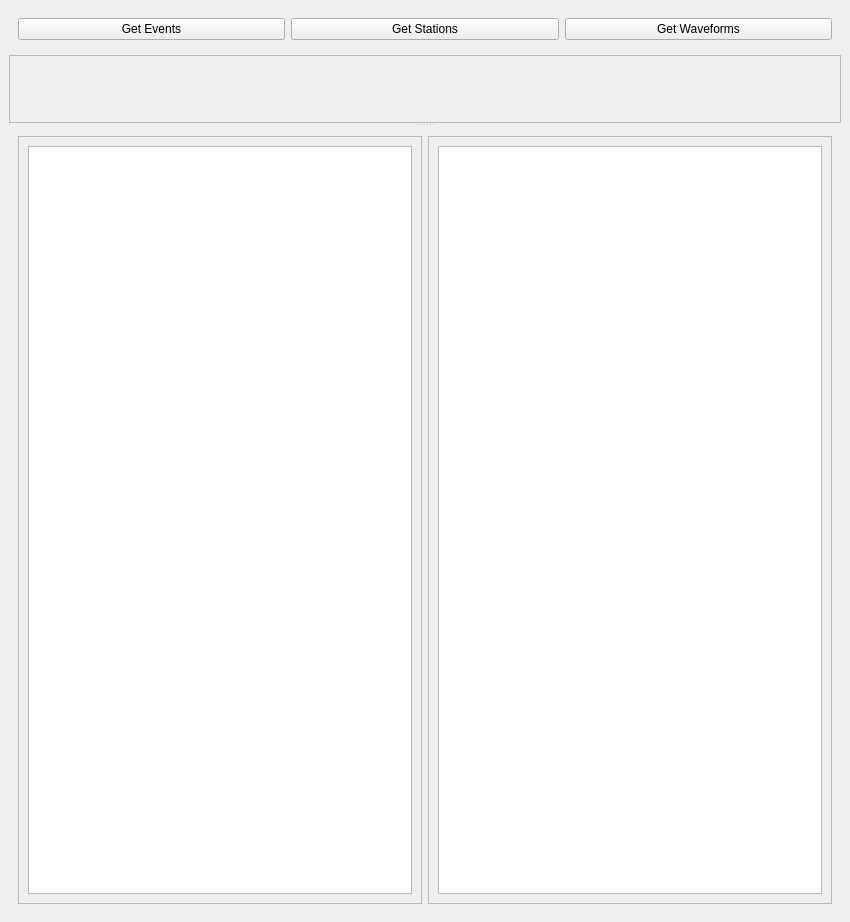
Before: the Qt Designer form pyweed/MainWindow.ui in iris-edu/pyweed, drawn with Qt 5.
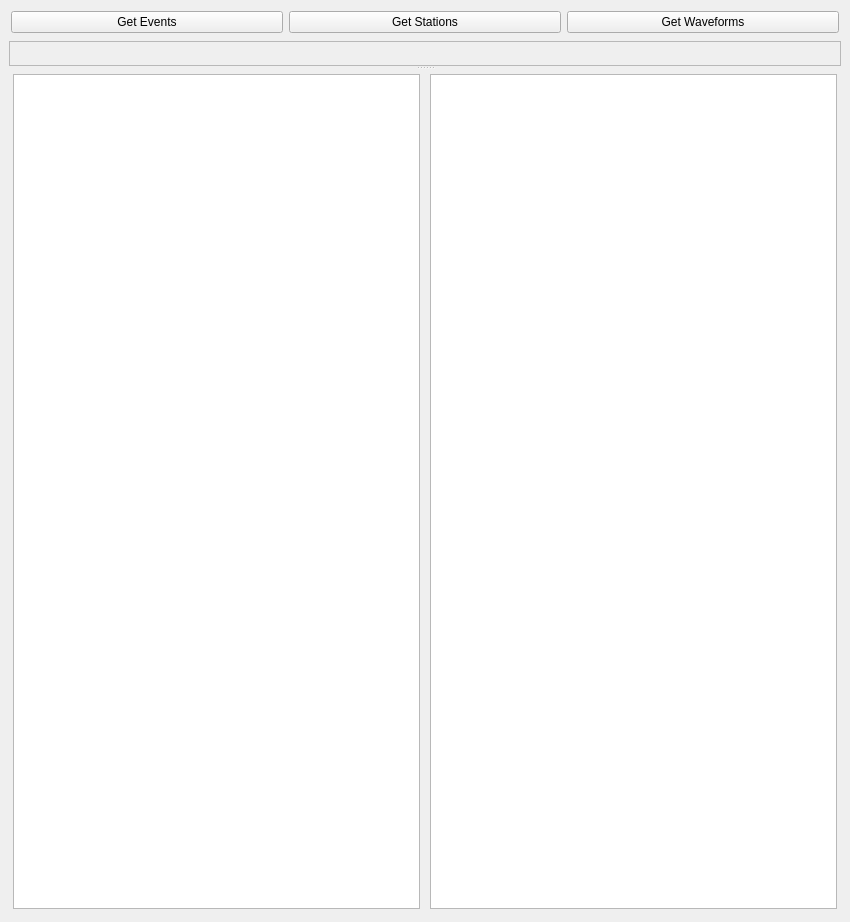
After: the same form once the commit is applied. Custom widgets are drawn as their Qt base class.

Commit message: almost working download toggle button

Diff of the .ui file:
```diff
--- a/pyweed/MainWindow.ui
+++ b/pyweed/MainWindow.ui
@@ -18,6 +18,9 @@
     <item>
      <widget class="QWidget" name="getButtonsWidget" native="true">
       <layout class="QHBoxLayout" name="horizontalLayout_2">
+       <property name="margin">
+        <number>2</number>
+       </property>
        <item>
         <widget class="QPushButton" name="getEventsButton">
          <property name="text">
@@ -62,6 +65,9 @@
         <enum>QFrame::Raised</enum>
        </property>
        <layout class="QVBoxLayout" name="verticalLayout_2">
+        <property name="margin">
+         <number>2</number>
+        </property>
         <item>
          <widget class="Qt4MplCanvas" name="map_canvas" native="true">
           <property name="sizePolicy">
@@ -82,15 +88,21 @@
         <enum>QFrame::Raised</enum>
        </property>
        <layout class="QHBoxLayout" name="horizontalLayout">
+        <property name="margin">
+         <number>2</number>
+        </property>
         <item>
          <widget class="QFrame" name="eventsFrame">
           <property name="frameShape">
-           <enum>QFrame::StyledPanel</enum>
+           <enum>QFrame::NoFrame</enum>
           </property>
           <property name="frameShadow">
            <enum>QFrame::Raised</enum>
           </property>
           <layout class="QVBoxLayout" name="verticalLayout_3">
+           <property name="margin">
+            <number>2</number>
+           </property>
            <item>
             <widget class="QTableWidget" name="eventsTable">
              <property name="styleSheet">
@@ -110,12 +122,15 @@
         <item>
          <widget class="QFrame" name="stationsFrame">
           <property name="frameShape">
-           <enum>QFrame::StyledPanel</enum>
+           <enum>QFrame::NoFrame</enum>
           </property>
           <property name="frameShadow">
            <enum>QFrame::Raised</enum>
           </property>
           <layout class="QVBoxLayout" name="verticalLayout_4">
+           <property name="margin">
+            <number>2</number>
+           </property>
            <item>
             <widget class="QTableWidget" name="stationsTable">
              <property name="styleSheet">
```
Left out of the diff: 1 changed line with no effect on the pictures. The commit also changes 5 other files.
